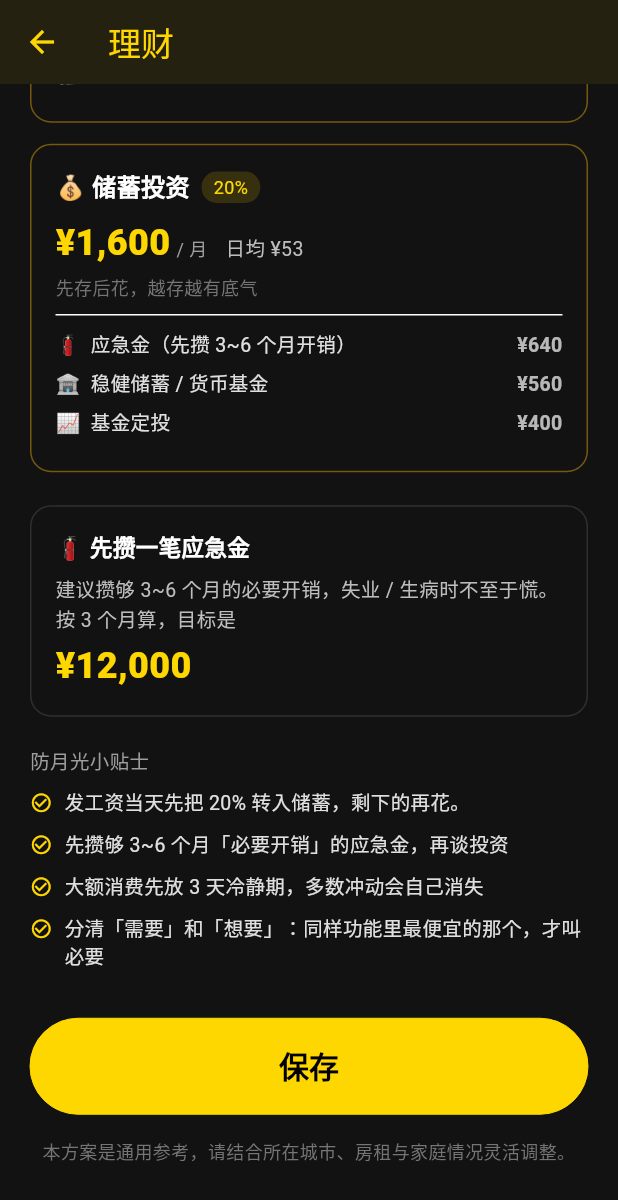
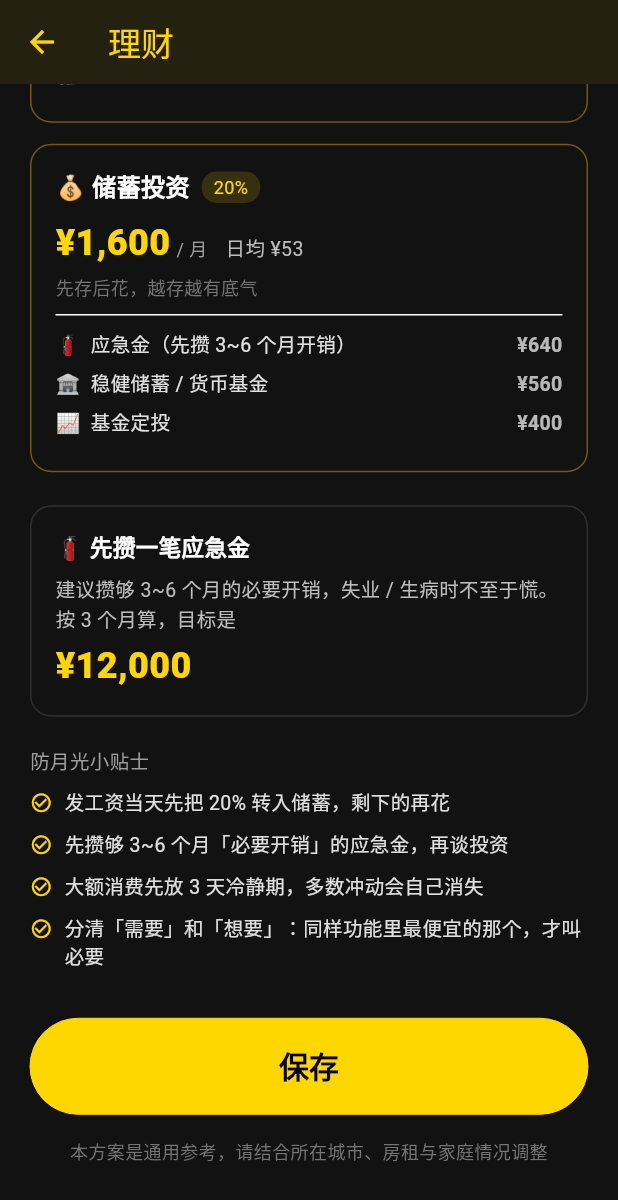
Before and after one commit to wangxiyi2000/GoldRainApp, a Flutter app: the screen it shows after launch, item 2 of the bottom bar chosen, scrolled down 1130 dp, on a phone screen of 412 x 824 dp. Shown: the top 1200 px of the screen. Run offline on Flutter 3.47's test engine with Material 3 defaults, Android fonts, the phone set to English and light mode, and no system bars; our stand-ins replace audioplayers, shared_preferences.

Commit message:
v0.6.18 理财页标点微调：防月光贴士各行末尾不带标点；底部免责声明去「灵活」与句号改为「本方案是通用参考，请结合所在城市、房租与家庭情况调整」（单行不换行）；版本0.6.18+25，arm64归档，44测试+analyze通过，真机验证，文档v3.2

```diff
--- a/gold_rain/lib/engine/finance_plan.dart
+++ b/gold_rain/lib/engine/finance_plan.dart
@@ -100,7 +100,7 @@ double dailySpendCap(double takeHome, {int days = kDaysPerMonth}) =>
 
 /// 理财小贴士（防月光）
 const List<String> kFinanceTips = [
-  '发工资当天先把 20% 转入储蓄，剩下的再花。',
+  '发工资当天先把 20% 转入储蓄，剩下的再花',
   '先攒够 3~6 个月「必要开销」的应急金，再谈投资',
   '大额消费先放 3 天冷静期，多数冲动会自己消失',
   '分清「需要」和「想要」：同样功能里最便宜的那个，才叫必要',
--- a/gold_rain/lib/pages/finance_page.dart
+++ b/gold_rain/lib/pages/finance_page.dart
@@ -261,7 +261,7 @@ class _FinancePageState extends State<FinancePage> {
           GoldButton(label: '保存', onTap: _save),
           const SizedBox(height: 16),
           Text(
-            '本方案是通用参考，请结合所在城市、房租与家庭情况灵活调整。',
+            '本方案是通用参考，请结合所在城市、房租与家庭情况调整',
             textAlign: TextAlign.center,
             style: TextStyle(color: Colors.grey.shade600, fontSize: 12),
           ),
--- a/gold_rain/pubspec.yaml
+++ b/gold_rain/pubspec.yaml
@@ -1,7 +1,7 @@
 name: gold_rain
 description: "搬砖爆金币——上班打卡，金币实时爆屏的情绪价值 App（M0 demo）"
 publish_to: "none"
-version: 0.6.17+24
+version: 0.6.18+25
 
 environment:
   sdk: ^3.5.0
```
Also changed, not shown: 2 other files.
